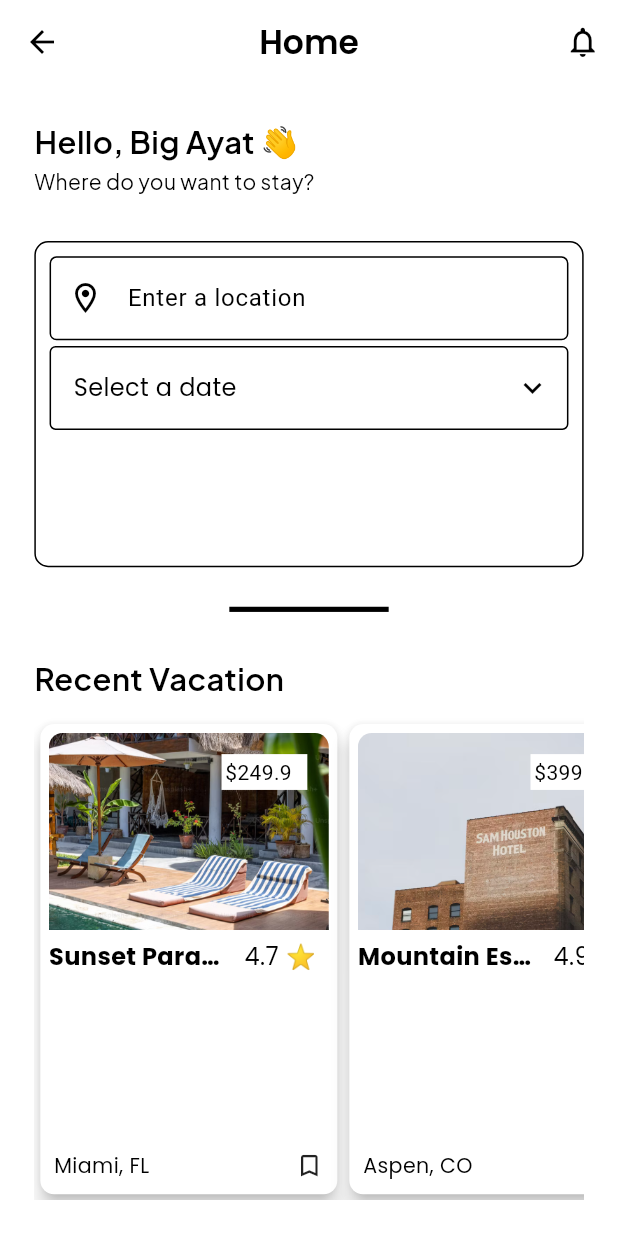
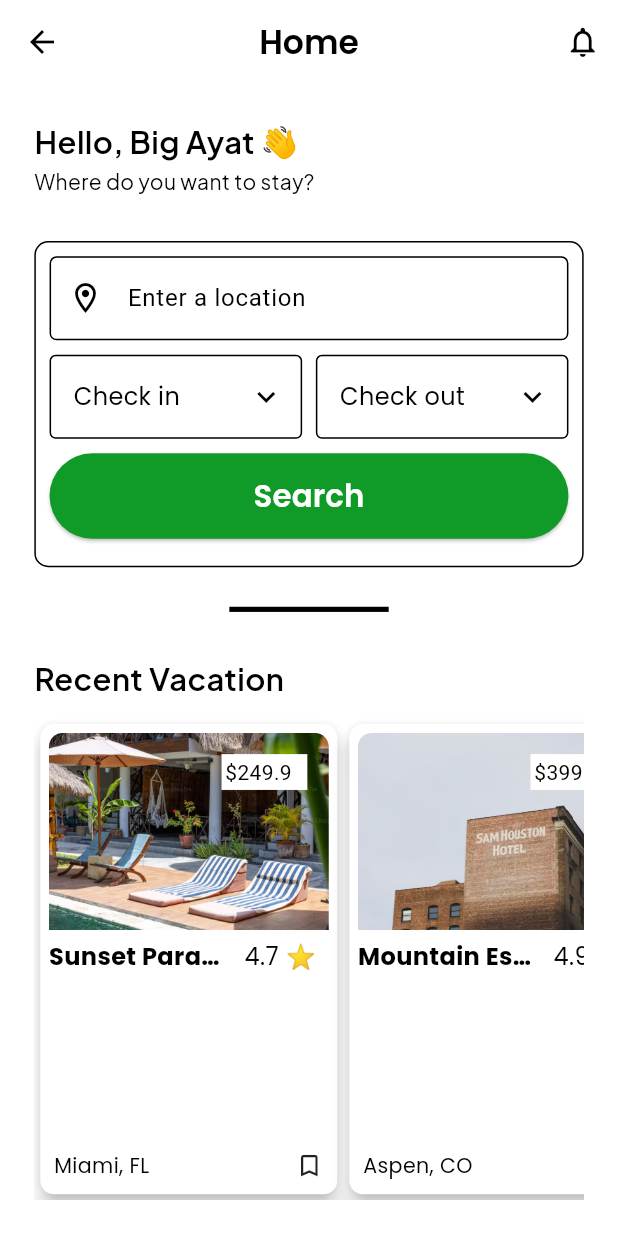
Before and after one commit to OstrichFarmer/hotel_it, a Flutter app: the HomePageView screen opened by its route, on a phone screen of 412 x 824 dp. Run offline on Flutter 3.47's test engine with Material 3 defaults, Android fonts, the phone set to English and light mode, and no system bars; our stand-ins replace dropdown_button2, flutter_calendar_carousel, flutter_screenutil, google_fonts, logger, stacked and 2 more.

Commit message:
fixes/finished the checkin and checkout date selector

```diff
--- a/lib/views/homepage/homepage_viewmodel.dart
+++ b/lib/views/homepage/homepage_viewmodel.dart
@@ -1,11 +1,18 @@
 import 'package:stacked/stacked.dart';
 
 class HomePageViewModel extends BaseViewModel {
-  String? _selectedDate;
-  String? get selectedDate => _selectedDate;
+  String? _selectedCheckInDate;
+  String? _selectedCheckOutDate;
+  String? get selectedCheckInDate => _selectedCheckInDate;
+  String? get selectedCheckOutDate => _selectedCheckOutDate;
 
-  void selectDate(String date) {
-    _selectedDate = date;
+  void selectCheckInDate(String date) {
+    _selectedCheckInDate = date;
+    notifyListeners();
+  }
+
+  void selectCheckOutDate(String date) {
+    _selectedCheckOutDate = date;
     notifyListeners();
   }
 }
--- a/lib/views/homepage/hompage_view.dart
+++ b/lib/views/homepage/hompage_view.dart
@@ -3,6 +3,7 @@ import 'package:flutter_screenutil/flutter_screenutil.dart';
 import 'package:google_fonts/google_fonts.dart';
 import 'package:hotel_it/data/hotel_data.dart'; // Assuming this is where Hotel class and hotels list are imported
 import 'package:hotel_it/views/homepage/homepage_viewmodel.dart';
+import 'package:hotel_it/widgets/custom_button.dart';
 import 'package:hotel_it/widgets/date_dropdown.dart';
 import 'package:hotel_it/widgets/location_textfield.dart';
 import 'package:hotel_it/widgets/recent_vacation_card.dart';
@@ -65,10 +66,39 @@ class HomePageView extends StatelessWidget {
                       child: Column(
                         children: [
                           LocationTextfield(),
-                          DateDropdown(
-                            onDateSelected: (date) {
-                              model.selectDate(date);
-                            },
+                          SizedBox(
+                            height: 5.h,
+                          ),
+                          Row(
+                            children: [
+                              Expanded(
+                                child: DateDropdown(
+                                  label: "Check in",
+                                  onDateSelected: (date) {
+                                    model.selectCheckInDate(date);
+                                  },
+                                ),
+                              ),
+                              SizedBox(
+                                width: 8.w,
+                              ),
+                              Expanded(
+                                child: DateDropdown(
+                                  label: "Check out",
+                                  onDateSelected: (date) {
+                                    model.selectCheckOutDate(date);
+                                  },
+                                ),
+                              ),
+                            ],
+                          ),
+                          SizedBox(
+                            height: 8.h,
+                          ),
+                          CustomButton(
+                            title: "Search",
+                            onpressed: () {},
+                            height: 40.h,
                           )
                         ],
                       )),
--- a/lib/widgets/custom_button.dart
+++ b/lib/widgets/custom_button.dart
@@ -8,15 +8,17 @@ class CustomButton extends StatelessWidget {
     super.key,
     required this.title,
     required this.onpressed,
+    this.height = 60,
   });
   final String title;
   final Function() onpressed;
+  final double height;
 
   @override
   Widget build(BuildContext context) {
     return ElevatedButton(
         style: ElevatedButton.styleFrom(
-            minimumSize: Size(double.infinity, 60.h),
+            minimumSize: Size(double.infinity, height.h),
             backgroundColor: primaryColor),
         onPressed: onpressed,
         child: Text(
--- a/lib/widgets/date_dropdown.dart
+++ b/lib/widgets/date_dropdown.dart
@@ -6,8 +6,9 @@ import 'package:google_fonts/google_fonts.dart'; // or any calendar package
 class DateDropdown extends StatefulWidget {
   final void Function(String date) onDateSelected;
 
-  const DateDropdown({super.key, required this.onDateSelected});
-
+  const DateDropdown(
+      {super.key, required this.onDateSelected, required this.label});
+  final String label;
   @override
   DateDropdownState createState() => DateDropdownState();
 }
@@ -30,10 +31,10 @@ class DateDropdownState extends State<DateDropdown> {
           border: OutlineInputBorder(
             borderRadius: BorderRadius.circular(4),
           ),
-          hintText: 'Select a date',
+          hintText: widget.label,
         ),
         child: Text(
-          _selectedDate ?? 'Select a date',
+          _selectedDate ?? widget.label,
           style: GoogleFonts.poppins(fontSize: 16),
         ),
       ),
```
